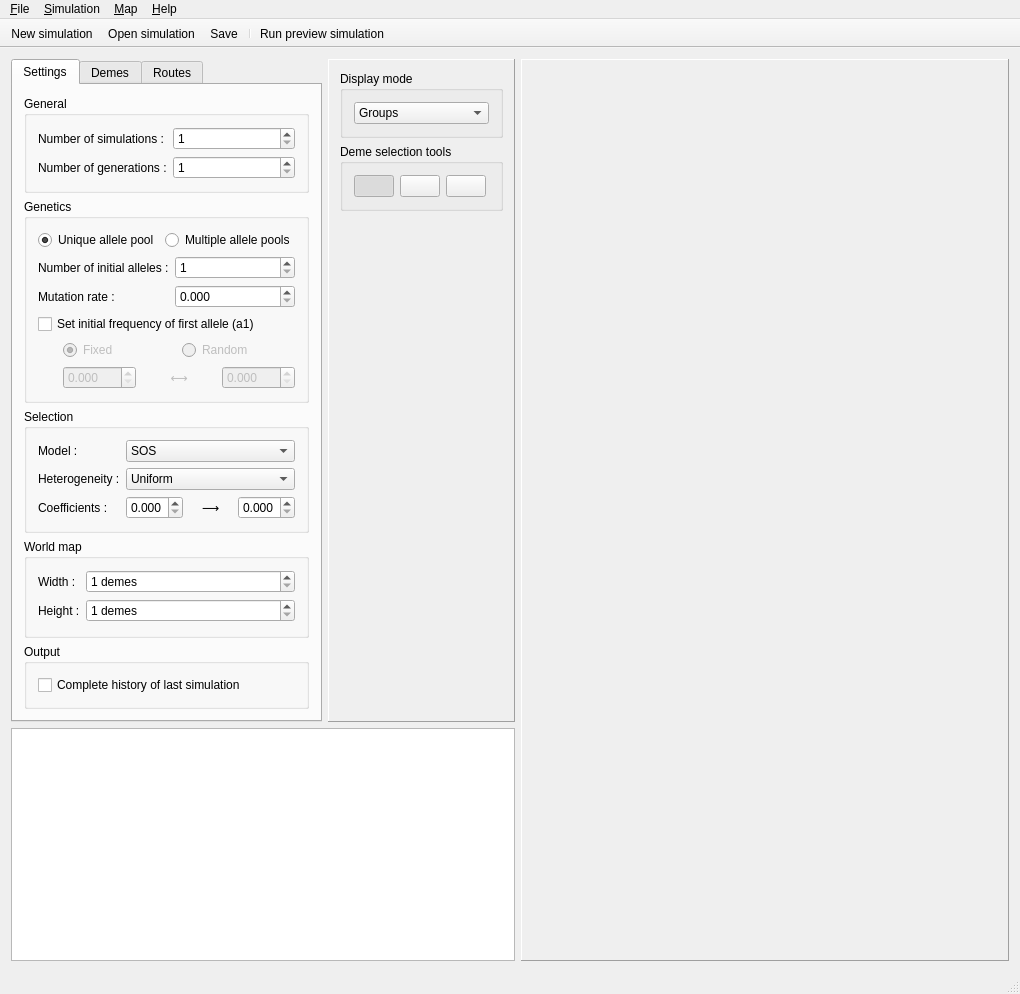
Old version of the form mainwindow.ui in the repository TheFakeCake/SELECTOR-GUI.
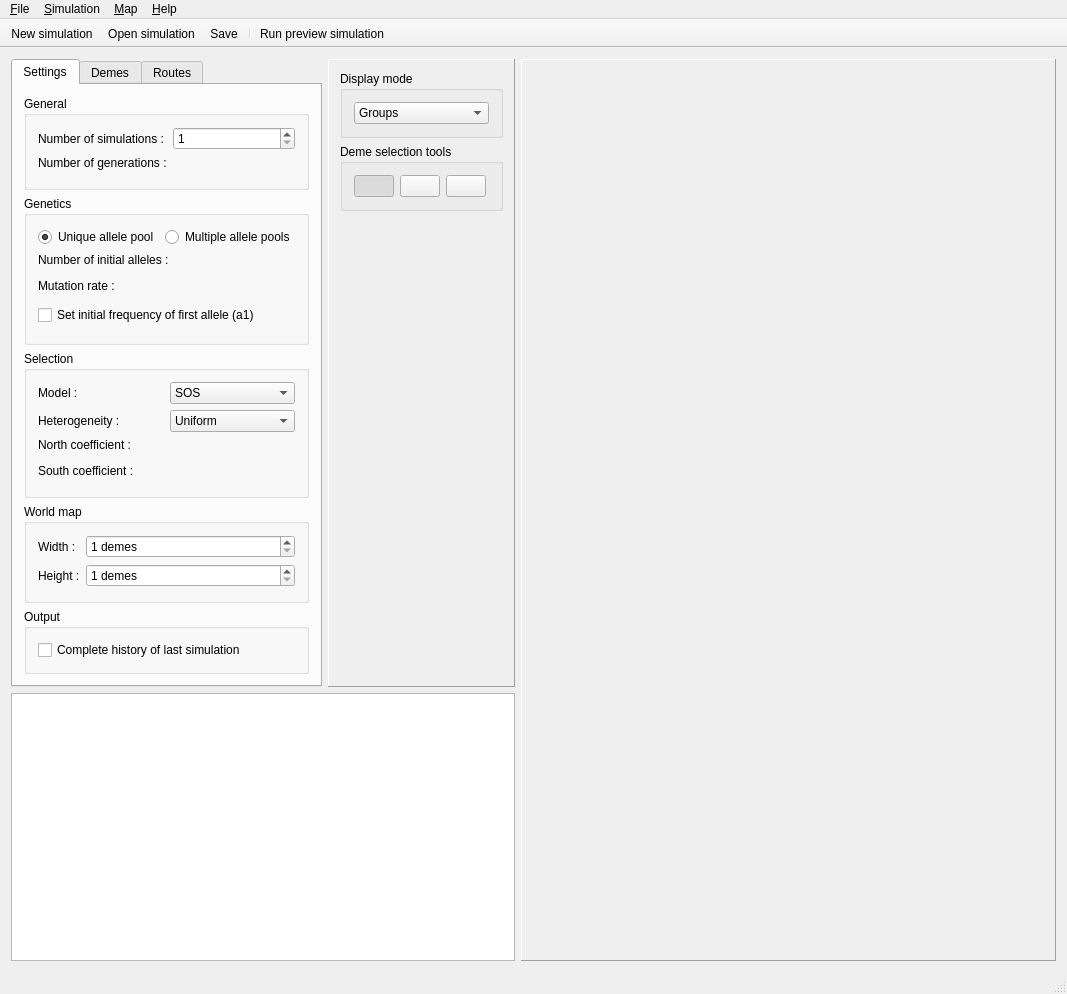
New version of the form. The open tabs and pages were chosen to show the change. Icons and pictures are not drawn. Custom widgets are drawn as their Qt base class.

Commit message: WIP ABC Interval integration

What changed in the file:
```diff
--- a/mainwindow.ui
+++ b/mainwindow.ui
@@ -6,7 +6,7 @@
    <rect>
     <x>0</x>
     <y>0</y>
-    <width>1020</width>
+    <width>1067</width>
     <height>994</height>
    </rect>
   </property>
@@ -45,7 +45,14 @@
           <property name="title">
            <string>General</string>
           </property>
-          <layout class="QFormLayout" name="formLayout">
+          <layout class="QGridLayout" name="gridLayout_2">
+           <item row="1" column="0">
+            <widget class="QLabel" name="numberOfGenerationsLabel">
+             <property name="text">
+              <string>Number of generations :</string>
+             </property>
+            </widget>
+           </item>
            <item row="0" column="0">
             <widget class="QLabel" name="numberOfSimulationsLabel">
              <property name="text">
@@ -66,31 +73,8 @@
              </property>
             </widget>
            </item>
-           <item row="2" column="0">
-            <widget class="QLabel" name="numberOfGenerationsLabel">
-             <property name="text">
-              <string>Number of generations :</string>
-             </property>
-            </widget>
-           </item>
-           <item row="2" column="1">
-            <widget class="QSpinBox" name="numberOfGenerationsSpinBox">
-             <property name="accelerated">
-              <bool>true</bool>
-             </property>
-             <property name="keyboardTracking">
-              <bool>false</bool>
-             </property>
-             <property name="minimum">
-              <number>1</number>
-             </property>
-             <property name="maximum">
-              <number>999999999</number>
-             </property>
-             <property name="singleStep">
-              <number>10</number>
-             </property>
-            </widget>
+           <item row="2" column="0" colspan="2">
+            <widget class="ABCIntervalIntWidget" name="numberOfGenerationsABC" native="true"/>
            </item>
           </layout>
          </widget>
@@ -149,51 +133,27 @@
             </widget>
            </item>
            <item>
-            <layout class="QFormLayout" name="formLayout_2">
-             <item row="0" column="0">
-              <widget class="QLabel" name="numberOfInitialAllelesLabel">
-               <property name="text">
-                <string>Number of initial alleles :</string>
-               </property>
-              </widget>
-             </item>
-             <item row="0" column="1">
-              <widget class="QSpinBox" name="numberOfInitialAllelesSpinBox">
-               <property name="keyboardTracking">
-                <bool>false</bool>
-               </property>
-               <property name="minimum">
-                <number>1</number>
-               </property>
-               <property name="maximum">
-                <number>999999999</number>
-               </property>
-              </widget>
-             </item>
-             <item row="1" column="0">
-              <widget class="QLabel" name="mutationRateLabel">
-               <property name="toolTip">
-                <string>Defines the probability that new alleles appear (mutation rate per individual per generation)</string>
-               </property>
-               <property name="text">
-                <string>Mutation rate :</string>
-               </property>
-              </widget>
-             </item>
-             <item row="1" column="1">
-              <widget class="QDoubleSpinBox" name="mutationRateDoubleSpinBox">
-               <property name="keyboardTracking">
-                <bool>false</bool>
-               </property>
-               <property name="decimals">
-                <number>3</number>
-               </property>
-               <property name="singleStep">
-                <double>0.050000000000000</double>
-               </property>
-              </widget>
-             </item>
-            </layout>
+            <widget class="QLabel" name="numberOfInitialAllelesLabel">
+             <property name="text">
+              <string>Number of initial alleles :</string>
+             </property>
+            </widget>
+           </item>
+           <item>
+            <widget class="ABCIntervalIntWidget" name="initialAllelePoolSizeABC" native="true"/>
+           </item>
+           <item>
+            <widget class="QLabel" name="mutationRateLabel">
+             <property name="toolTip">
+              <string>Defines the probability that new alleles appear (mutation rate per individual per generation)</string>
+             </property>
+             <property name="text">
+              <string>Mutation rate :</string>
+             </property>
+            </widget>
+           </item>
+           <item>
+            <widget class="ABCIntervalDoubleWidget" name="mutationRateABC" native="true"/>
            </item>
            <item>
             <widget class="QCheckBox" name="initialFrequencyCheckBox">
@@ -203,145 +163,10 @@
             </widget>
            </item>
            <item>
-            <widget class="QWidget" name="firstAlleleFrequencyWidget" native="true">
+            <widget class="ABCIntervalDoubleWidget" name="firstAlleleFrequencyABC" native="true">
              <property name="enabled">
               <bool>false</bool>
              </property>
-             <layout class="QVBoxLayout" name="verticalLayout_4">
-              <property name="leftMargin">
-               <number>25</number>
-              </property>
-              <property name="topMargin">
-               <number>0</number>
-              </property>
-              <property name="rightMargin">
-               <number>0</number>
-              </property>
-              <property name="bottomMargin">
-               <number>0</number>
-              </property>
-              <item>
-               <layout class="QHBoxLayout" name="horizontalLayout_6">
-                <item>
-                 <widget class="QRadioButton" name="fixedFrequencyRadioButton">
-                  <property name="toolTip">
-                   <string>Initial frequency of the first allele of each deme will be the same</string>
-                  </property>
-                  <property name="text">
-                   <string>Fixed</string>
-                  </property>
-                  <property name="checked">
-                   <bool>true</bool>
-                  </property>
-                 </widget>
-                </item>
-                <item>
-                 <widget class="QRadioButton" name="randomFrequencyRadioButton">
-                  <property name="toolTip">
-                   <string>Initial frequency of the first allele of each deme will be randomized between the given interval</string>
-                  </property>
-                  <property name="text">
-                   <string>Random</string>
-                  </property>
-                 </widget>
-                </item>
-               </layout>
-              </item>
-              <item>
-               <widget class="QStackedWidget" name="firstAlleleFrequencyStackedWidget">
-                <widget class="QWidget" name="fixedFrequencyPage">
-                 <layout class="QVBoxLayout" name="verticalLayout_5">
-                  <property name="leftMargin">
-                   <number>0</number>
-                  </property>
-                  <property name="topMargin">
-                   <number>0</number>
-                  </property>
-                  <property name="rightMargin">
-                   <number>0</number>
-                  </property>
-                  <property name="bottomMargin">
-                   <number>0</number>
-                  </property>
-                  <item>
-                   <widget class="QDoubleSpinBox" name="fixedFrequencyDoubleSpinBox">
-                    <property name="keyboardTracking">
-                     <bool>false</bool>
-                    </property>
-                    <property name="decimals">
-                     <number>3</number>
-                    </property>
-                    <property name="maximum">
-                     <double>1.000000000000000</double>
-                    </property>
-                    <property name="singleStep">
-                     <double>0.050000000000000</double>
-                    </property>
-                   </widget>
-                  </item>
-                 </layout>
-                </widget>
-                <widget class="QWidget" name="randomFrequencyPage">
-                 <layout class="QHBoxLayout" name="horizontalLayout_5">
-                  <property name="leftMargin">
-                   <number>0</number>
-                  </property>
-                  <property name="topMargin">
-                   <number>0</number>
-                  </property>
-                  <property name="rightMargin">
-                   <number>0</number>
-                  </property>
-                  <property name="bottomMargin">
-                   <number>0</number>
-                  </property>
-                  <item>
-                   <widget class="QDoubleSpinBox" name="intervalFrequency1DoubleSpinBox">
-                    <property name="decimals">
-                     <number>3</number>
-                    </property>
-                    <property name="maximum">
-                     <double>1.000000000000000</double>
-                    </property>
-                    <property name="singleStep">
-                     <double>0.050000000000000</double>
-                    </property>
-                   </widget>
-                  </item>
-                  <item>
-                   <widget class="QLabel" name="label_4">
-                    <property name="sizePolicy">
-                     <sizepolicy hsizetype="Minimum" vsizetype="Preferred">
-                      <horstretch>0</horstretch>
-                      <verstretch>0</verstretch>
-                     </sizepolicy>
-                    </property>
-                    <property name="text">
-                     <string>⟷</string>
-                    </property>
-                    <property name="alignment">
-                     <set>Qt::AlignCenter</set>
-                    </property>
-                   </widget>
-                  </item>
-                  <item>
-                   <widget class="QDoubleSpinBox" name="intervalFrequency2DoubleSpinBox_2">
-                    <property name="decimals">
-                     <number>3</number>
-                    </property>
-                    <property name="maximum">
-                     <double>1.000000000000000</double>
-                    </property>
-                    <property name="singleStep">
-                     <double>0.050000000000000</double>
-                    </property>
-                   </widget>
-                  </item>
-                 </layout>
-                </widget>
-               </widget>
-              </item>
-             </layout>
             </widget>
            </item>
           </layout>
@@ -358,11 +183,11 @@
           <property name="title">
            <string>Selection</string>
           </property>
-          <layout class="QFormLayout" name="formLayout_3">
-           <item row="0" column="0">
-            <widget class="QLabel" name="selectionModelLabel">
+          <layout class="QGridLayout" name="gridLayout_3">
+           <item row="1" column="0">
+            <widget class="QLabel" name="heterogeneityLabel">
              <property name="text">
-              <string>Model :</string>
+              <string>Heterogeneity :</string>
              </property>
             </widget>
            </item>
@@ -388,46 +213,13 @@
              </item>
             </widget>
            </item>
-           <item row="1" column="0">
-            <widget class="QLabel" name="heterogeneityLabel">
-             <property name="text">
-              <string>Heterogeneity :</string>
-             </property>
-            </widget>
-           </item>
-           <item row="1" column="1">
-            <widget class="QComboBox" name="heterogeneityComboBox">
-             <item>
-              <property name="text">
-               <string>Uniform</string>
-              </property>
-             </item>
-             <item>
-              <property name="text">
-               <string>Latitudinal</string>
-              </property>
-             </item>
-             <item>
-              <property name="text">
-               <string>Longitudinal</string>
-              </property>
-             </item>
-            </widget>
-           </item>
-           <item row="2" column="0">
-            <widget class="QLabel" name="coefficientLabel">
-             <property name="text">
-              <string>Coefficients :</string>
-             </property>
-            </widget>
-           </item>
-           <item row="2" column="1">
+           <item row="2" column="0" colspan="2">
             <widget class="QStackedWidget" name="coefficientStackedWidget">
              <property name="currentIndex">
               <number>0</number>
              </property>
              <widget class="QWidget" name="uniformCoefficientPage">
-              <layout class="QHBoxLayout" name="horizontalLayout_4">
+              <layout class="QVBoxLayout" name="verticalLayout_4">
                <property name="leftMargin">
                 <number>0</number>
                </property>
@@ -441,25 +233,32 @@
                 <number>0</number>
                </property>
                <item>
-                <widget class="QDoubleSpinBox" name="uniformCoefficientDoubleSpinBox">
-                 <property name="keyboardTracking">
-                  <bool>false</bool>
+                <widget class="QLabel" name="coefficientLabel">
+                 <property name="text">
+                  <string>Coefficient :</string>
                  </property>
-                 <property name="decimals">
-                  <number>3</number>
+                </widget>
+               </item>
+               <item>
+                <widget class="ABCIntervalDoubleWidget" name="uniformCoefficientABC" native="true"/>
+               </item>
+               <item>
+                <spacer name="verticalSpacer_2">
+                 <property name="orientation">
+                  <enum>Qt::Vertical</enum>
                  </property>
-                 <property name="maximum">
-                  <double>1.000000000000000</double>
+                 <property name="sizeHint" stdset="0">
+                  <size>
+                   <width>20</width>
+                   <height>0</height>
+                  </size>
                  </property>
-                 <property name="singleStep">
-                  <double>0.050000000000000</double>
-                 </property>
-                </widget>
+                </spacer>
                </item>
               </layout>
              </widget>
-             <widget class="QWidget" name="gradientCoefficientPage">
-              <layout class="QHBoxLayout" name="horizontalLayout_3">
+             <widget class="QWidget" name="latitudinalCoefficientPage">
+              <layout class="QVBoxLayout" name="verticalLayout_5">
                <property name="leftMargin">
                 <number>0</number>
                </property>
@@ -473,57 +272,88 @@
                 <number>0</number>
                </property>
                <item>
-                <widget class="QDoubleSpinBox" name="northEastCoefficientDoubleSpinBox">
-                 <property name="toolTip">
-                  <string>Selection coefficient in the northern / eastern demes</string>
+                <widget class="QLabel" name="northCoefficientLabel">
+                 <property name="text">
+                  <string>North coefficient :</string>
                  </property>
-                 <property name="keyboardTracking">
-                  <bool>false</bool>
+                </widget>
+               </item>
+               <item>
+                <widget class="ABCIntervalDoubleWidget" name="northCoefficientABC" native="true"/>
+               </item>
+               <item>
+                <widget class="QLabel" name="southCoefficientLabel">
+                 <property name="text">
+                  <string>South coefficient :</string>
                  </property>
-                 <property name="decimals">
-                  <number>3</number>
-                 </property>
-                 <property name="maximum">
-                  <double>1.000000000000000</double>
-                 </property>
-                 <property name="singleStep">
-                  <double>0.050000000000000</double>
-                 </property>
                 </widget>
                </item>
                <item>
-                <widget class="QLabel" name="label">
+                <widget class="ABCIntervalDoubleWidget" name="southCoefficientABC" native="true"/>
+               </item>
+              </layout>
+             </widget>
+             <widget class="QWidget" name="longitudinalCoefficientPage">
+              <layout class="QVBoxLayout" name="verticalLayout_6">
+               <property name="leftMargin">
+                <number>0</number>
+               </property>
+               <property name="topMargin">
+                <number>0</number>
+               </property>
+               <property name="rightMargin">
+                <number>0</number>
+               </property>
+               <property name="bottomMargin">
+                <number>0</number>
+               </property>
+               <item>
+                <widget class="QLabel" name="eastCoefficientLabel">
                  <property name="text">
-                  <string>⟶</string>
+                  <string>East coefficient :</string>
                  </property>
-                 <property name="alignment">
-                  <set>Qt::AlignCenter</set>
-                 </property>
                 </widget>
                </item>
                <item>
-                <widget class="QDoubleSpinBox" name="southWestCoefficientDoubleSpinBox">
-                 <property name="toolTip">
-                  <string>Selection coefficient in the southern / western demes</string>
+                <widget class="ABCIntervalDoubleWidget" name="eastCoefficientABC" native="true"/>
+               </item>
+               <item>
+                <widget class="QLabel" name="westCoefficientLabel">
+                 <property name="text">
+                  <string>West coefficient :</string>
                  </property>
-                 <property name="keyboardTracking">
-                  <bool>false</bool>
-                 </property>
-                 <property name="decimals">
-                  <number>3</number>
-                 </property>
-                 <property name="maximum">
-                  <double>1.000000000000000</double>
-                 </property>
-                 <property name="singleStep">
-                  <double>0.050000000000000</double>
-                 </property>
                 </widget>
                </item>
               </layout>
              </widget>
             </widget>
            </item>
+           <item row="0" column="0">
+            <widget class="QLabel" name="selectionModelLabel">
+             <property name="text">
+              <string>Model :</string>
+             </property>
+            </widget>
+           </item>
+           <item row="1" column="1">
+            <widget class="QComboBox" name="heterogeneityComboBox">
+             <item>
+              <property name="text">
+               <string>Uniform</string>
+              </property>
+             </item>
+             <item>
+              <property name="text">
+               <string>Latitudinal</string>
+              </property>
+             </item>
+             <item>
+              <property name="text">
+               <string>Longitudinal</string>
+              </property>
+             </item>
+            </widget>
+           </item>
           </layout>
          </widget>
         </item>
@@ -866,7 +696,7 @@
     <rect>
      <x>0</x>
      <y>0</y>
-     <width>1020</width>
+     <width>1067</width>
      <height>27</height>
     </rect>
    </property>
@@ -1048,6 +878,18 @@
    <extends>QPlainTextEdit</extends>
    <header>gui/LogWidget.h</header>
   </customwidget>
+  <customwidget>
+   <class>ABCIntervalIntWidget</class>
+   <extends>QWidget</extends>
+   <header>gui/ABCIntervalIntWidget.h</header>
+   <container>1</container>
+  </customwidget>
+  <customwidget>
+   <class>ABCIntervalDoubleWidget</class>
+   <extends>QWidget</extends>
+   <header>gui/ABCIntervalDoubleWidget.h</header>
+   <container>1</container>
+  </customwidget>
  </customwidgets>
  <resources>
   <include location="icons.qrc"/>
```
Left out of the diff: 92 changed lines with no effect on the pictures. The commit also changes 24 other files.
